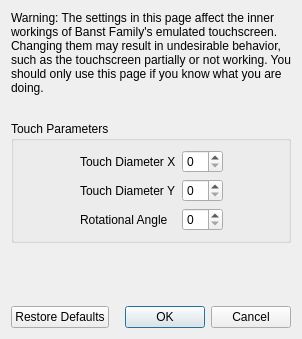
Above: src/lichii/configuration/configure_touchscreen_advanced.ui from Banstowi/-glantine--emu-Switch2 before the change. Below: the same form after it.
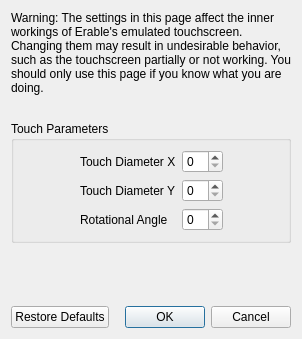
That is the form after the change.

Commit message: Rename Banst Family to Erable

Patch:
```diff
--- a/src/lichii/configuration/configure_touchscreen_advanced.ui
+++ b/src/lichii/configuration/configure_touchscreen_advanced.ui
@@ -23,7 +23,7 @@
       </size>
      </property>
      <property name="text">
-      <string>Warning: The settings in this page affect the inner workings of Banst Family's emulated touchscreen. Changing them may result in undesirable behavior, such as the touchscreen partially or not working. You should only use this page if you know what you are doing.</string>
+      <string>Warning: The settings in this page affect the inner workings of Erable's emulated touchscreen. Changing them may result in undesirable behavior, such as the touchscreen partially or not working. You should only use this page if you know what you are doing.</string>
      </property>
      <property name="wordWrap">
       <bool>true</bool>
```
The commit also changes 74 other files.
